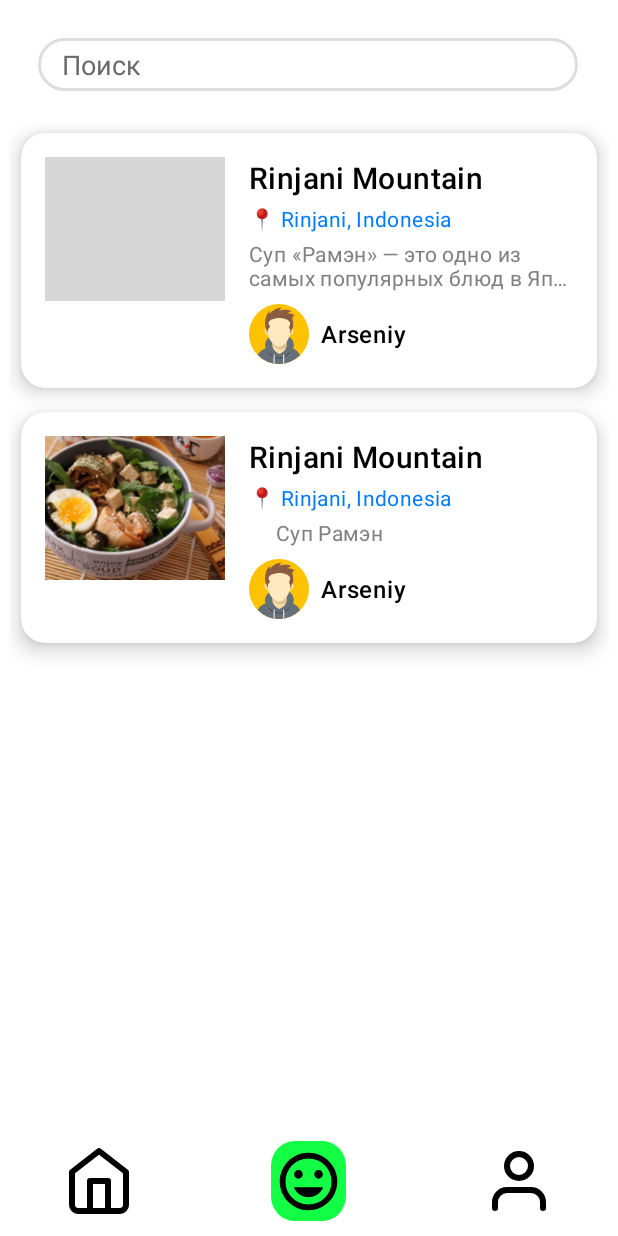
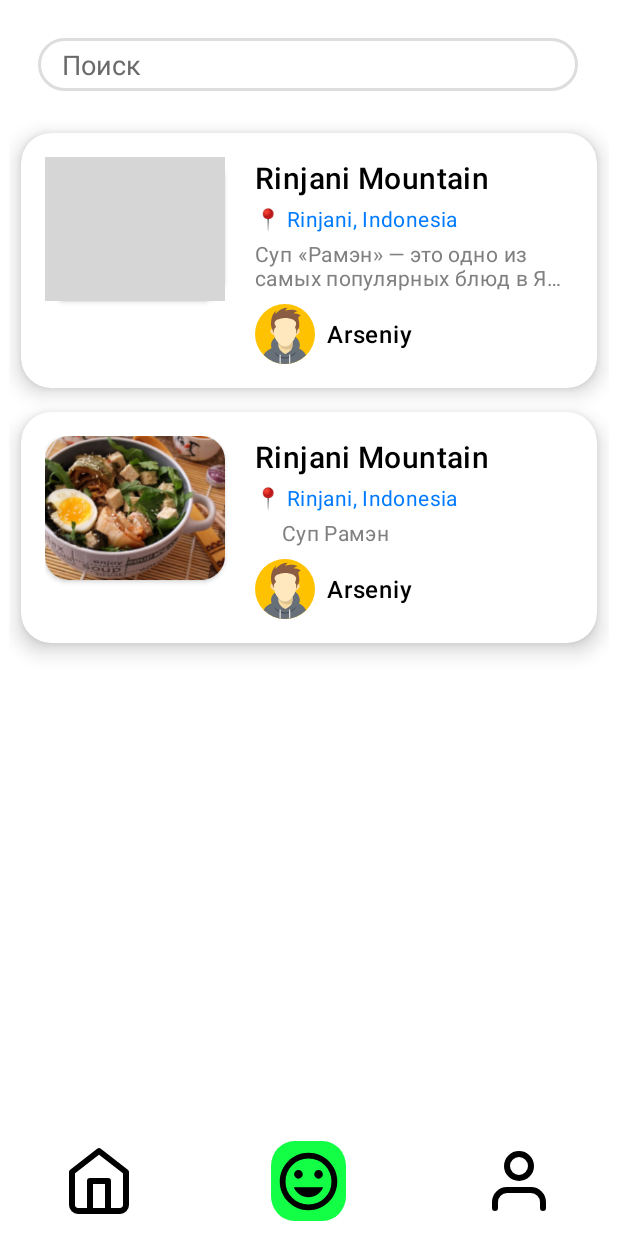
Before and after one commit to Vannitass/Cookify, an Android app: the MainPageActivity screen opened directly, with no data from a screen before it, on a phone screen of 412 x 824 dp. Run offline under Robolectric (Android 15) with nearby library versions, the phone set to English and light mode, and no system bars; grey boxes are pictures that could not be loaded.

Commit message:
Сделал зукругление карточек

```diff
--- a/app/src/main/res/drawable/rounded_corners.xml
+++ b/app/src/main/res/drawable/rounded_corners.xml
@@ -1,6 +1,5 @@
-<?xml version="1.0" encoding="utf-8"?>
 <shape xmlns:android="http://schemas.android.com/apk/res/android"
     android:shape="rectangle">
-    <corners android:radius="100dp" />
+    <corners android:radius="20dp" />
     <solid android:color="@android:color/white" />
 </shape>
--- a/app/src/main/res/layout/item_in_list.xml
+++ b/app/src/main/res/layout/item_in_list.xml
@@ -4,7 +4,7 @@
     android:layout_width="match_parent"
     android:layout_height="wrap_content"
     android:layout_margin="8dp"
-    card_view:cardCornerRadius="16dp"
+    card_view:cardCornerRadius="20dp"
     card_view:cardElevation="8dp"
     android:backgroundTint="@color/white">
 
@@ -15,21 +15,32 @@
         android:padding="16dp">
 
         <!-- Изображение -->
-        <ImageView
-            android:id="@+id/cardImage"
+
+        <androidx.cardview.widget.CardView
             android:layout_width="120dp"
             android:layout_height="96dp"
-            android:layout_marginEnd="16dp"
-            android:background="@drawable/image_background"
-            android:scaleType="centerCrop"
-            android:src="@drawable/tomyam" />
+            card_view:cardCornerRadius="16dp"
+            >
+
+
+            <ImageView
+                android:id="@+id/cardImage"
+                android:layout_width="match_parent"
+                android:layout_height="match_parent"
+                android:scaleType="centerCrop"
+                android:src="@drawable/souptomyam"
+
+                />
+        </androidx.cardview.widget.CardView>
+
 
         <!-- Контент карточки -->
         <LinearLayout
             android:layout_width="0dp"
             android:layout_height="wrap_content"
             android:layout_weight="1"
-            android:orientation="vertical">
+            android:orientation="vertical"
+            android:layout_marginLeft="20dp">
 
             <TextView
                 android:id="@+id/cardTitle"
@@ -91,4 +102,5 @@
 
         </LinearLayout>
     </LinearLayout>
+
 </androidx.cardview.widget.CardView>
```
